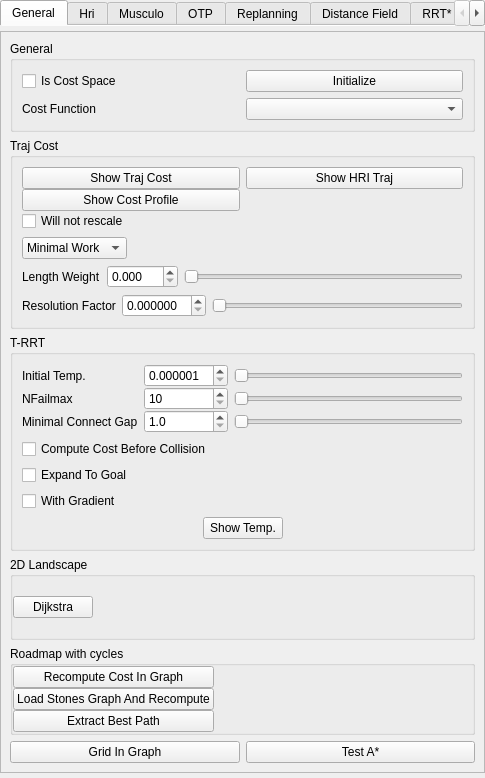
This is src/move3d-qt-gui-libs/src/qtMainInterface/sideWidgets/qtCost.ui in jmainpri/move3d-studio as Qt 5 draws it before an edit. The edited form follows.
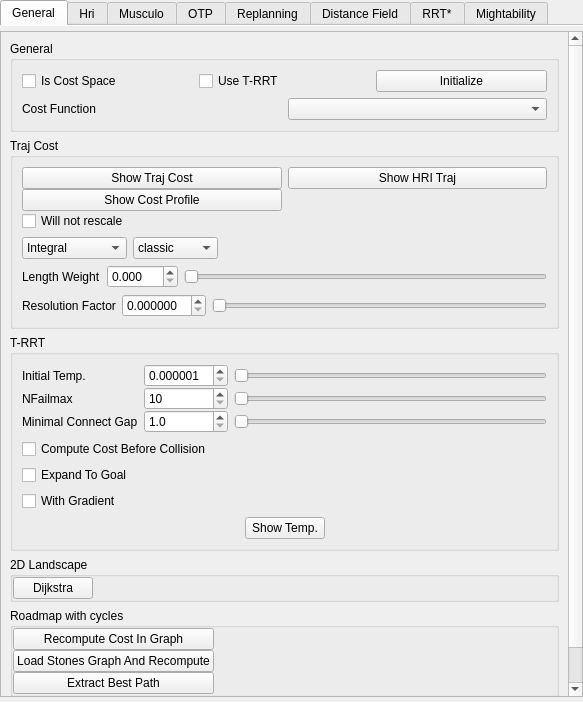
This is the edited form. The open tabs and pages were chosen to show the change. Custom widgets are drawn as their Qt base class.

```diff
--- a/src/move3d-qt-gui-libs/src/qtMainInterface/sideWidgets/qtCost.ui
+++ b/src/move3d-qt-gui-libs/src/qtMainInterface/sideWidgets/qtCost.ui
@@ -6,8 +6,8 @@
    <rect>
     <x>0</x>
     <y>0</y>
-    <width>485</width>
-    <height>778</height>
+    <width>583</width>
+    <height>702</height>
    </rect>
   </property>
   <property name="windowTitle">
@@ -58,8 +58,8 @@
            <rect>
             <x>0</x>
             <y>0</y>
-            <width>467</width>
-            <height>774</height>
+            <width>566</width>
+            <height>794</height>
            </rect>
           </property>
           <layout class="QVBoxLayout" name="verticalLayout">
@@ -101,6 +101,13 @@
                    </property>
                   </widget>
                  </item>
+                 <item>
+                  <widget class="QCheckBox" name="checkBoxUseTRRT">
+                   <property name="text">
+                    <string>Use T-RRT</string>
+                   </property>
+                  </widget>
+                 </item>
                  <item>
                   <widget class="QPushButton" name="pushButtonInitCostSpace">
                    <property name="text">
@@ -167,15 +174,34 @@
                   <number>0</number>
                  </property>
                  <item>
-                  <widget class="QComboBox" name="comboBoxTrajCostExtimation_2">
-                   <item>
-                    <property name="text">
-                     <string>Minimal Work</string>
-                    </property>
-                   </item>
+                  <widget class="QComboBox" name="comboBoxTrajCostEstimation">
                    <item>
                     <property name="text">
                      <string>Integral</string>
+                    </property>
+                   </item>
+                   <item>
+                    <property name="text">
+                     <string>Minimal Work</string>
+                    </property>
+                   </item>
+                   <item>
+                    <property name="text">
+                     <string>Average</string>
+                    </property>
+                   </item>
+                  </widget>
+                 </item>
+                 <item>
+                  <widget class="QComboBox" name="comboBoxDistanceEstimation">
+                   <item>
+                    <property name="text">
+                     <string>classic</string>
+                    </property>
+                   </item>
+                   <item>
+                    <property name="text">
+                     <string>pr2 manip</string>
                     </property>
                    </item>
                   </widget>
```
Left out of the diff: 2 changed lines with no effect on the pictures.
